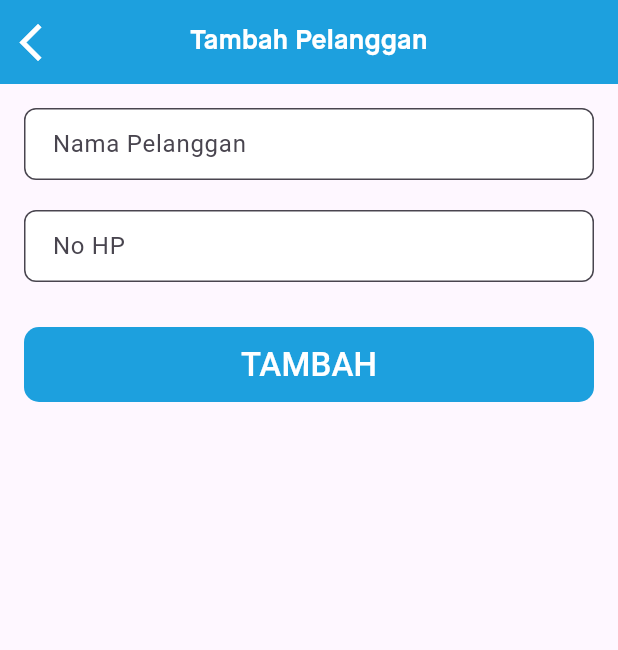
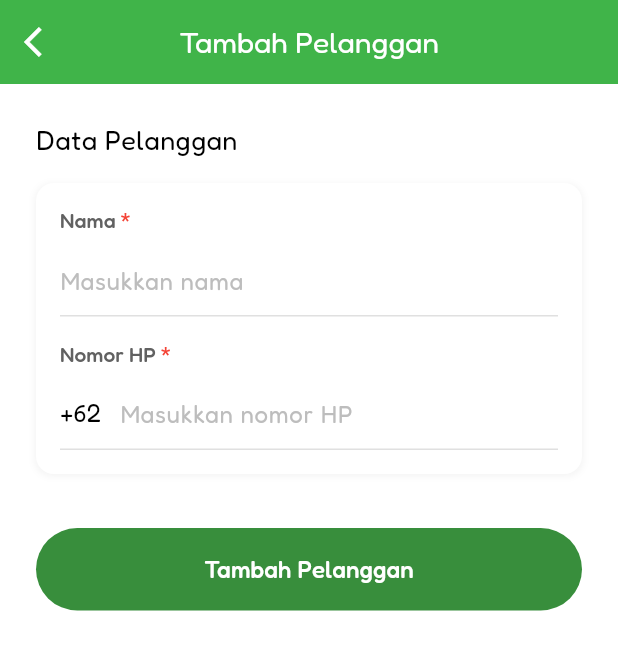
Before and after one commit to 3BCode/moda_android, a Flutter app: the PelangganAdd screen opened directly with empty values, on a phone screen of 412 x 824 dp. Shown: the top 650 px of the screen. Run offline on Flutter 3.47's test engine with Material 3 defaults, Android fonts, the phone set to English and light mode, and no system bars; our stand-ins replace flutter_typeahead, google_fonts, loading_animation_widget, lottie, shared_preferences; accounts and stored records are empty.

Commit message:
fix: pelanggan

```diff
--- a/lib/network/network.dart
+++ b/lib/network/network.dart
@@ -24,6 +24,18 @@ class NetworkURL {
 
   static String getPelanggan(int page) {
     return '$baseURL/penumpang?page=$page';
+  }
+
+  static String pelangganAdd() {
+    return "$baseURL/pelanggan/store";
+  }
+
+  static String pelangganEdit() {
+    return "$baseURL/pelanggan/update";
+  }
+
+  static String pelangganDelete() {
+    return "$baseURL/pelanggan/destroy";
   }
 
   static String getTiket(int page) {
@@ -124,18 +136,6 @@ class NetworkURL {
     return "$baseURL/pelanggan.php?adminid=$adminid";
   }
 
-  static String pelangganAdd() {
-    return "$baseURL/pelanggan_add.php";
-  }
-
-  static String pelangganEdit() {
-    return "$baseURL/pelanggan_edit.php";
-  }
-
-  static String pelangganDelete() {
-    return "$baseURL/pelanggan_delete.php";
-  }
-
   static String tiketGet(String adminid) {
     return "$baseURL/tiket.php?adminid=$adminid";
   }
--- a/lib/screen/pemilik_loket/pelanggan/pelanggan_add.dart
+++ b/lib/screen/pemilik_loket/pelanggan/pelanggan_add.dart
@@ -1,10 +1,8 @@
-import 'dart:convert';
-
 import 'package:flutter/material.dart';
+import 'package:google_fonts/google_fonts.dart';
 import 'package:moda/components/app_color.dart';
-import 'package:moda/network/network.dart';
-import 'package:shared_preferences/shared_preferences.dart';
-import 'package:http/http.dart' as http;
+import 'package:moda/model/pelanggan_model.dart';
+import 'package:moda/service/api_pelanggan_service.dart';
 
 class PelangganAdd extends StatefulWidget {
   final VoidCallback reload;
@@ -15,229 +13,147 @@ class PelangganAdd extends StatefulWidget {
 }
 
 class _PelangganAddState extends State<PelangganAdd> {
-  String adminid = "";
+  final _formKey = GlobalKey<FormState>();
+  final TextEditingController _nmPenumpangController = TextEditingController();
+  final TextEditingController _noHpController = TextEditingController();
 
-  getPref() async {
-    SharedPreferences preferences = await SharedPreferences.getInstance();
-    int? adminidValue = preferences.getInt("id");
+  bool isLoading = false;
 
+  void _submitForm() async {
+    if (_formKey.currentState!.validate()) {
       setState(() {
-      adminid = adminidValue?.toString() ?? "";
+        isLoading = true;
       });
-    print(adminid);
+      final newPelanggan = PelangganModel(
+        nmPenumpang: _nmPenumpangController.text,
+        noHp: _noHpController.text,
+      );
+      try {
+        final response =
+            await ApiPelangganService().createPelanggan(newPelanggan);
+        setState(() {
+          isLoading = false;
+        });
+        widget.reload();
+        if (!mounted) return;
+        _showSuccessDialog(response['meta']['message']);
+      } catch (e) {
+        print('Error : $e');
+        setState(() {
+          isLoading = false;
+        });
+        if (!mounted) return;
+        _showErrorDialog('$e');
       }
-
-  final _key = GlobalKey<FormState>();
-  TextEditingController namaController = TextEditingController();
-  TextEditingController noHPController = TextEditingController();
-
-  cek() {
-    if (_key.currentState!.validate()) {
-      _key.currentState!.save();
-      submit();
     }
   }
 
-  submit() async {
-    showDialog(
-      context: context,
-      barrierDismissible: false,
-      builder: (BuildContext context) {
-        return const PopScope(
-          child: AlertDialog(
-            title: Text('Processing..'),
-            content: Column(
-              mainAxisSize: MainAxisSize.min,
-              children: <Widget>[
-                CircularProgressIndicator(),
-                SizedBox(
-                  height: 16,
-                ),
-                Text("Please wait...")
-              ],
-            ),
-          ),
-        );
-      },
-    );
-
-    var uri = Uri.parse(NetworkURL.pelangganAdd());
-    var request = http.MultipartRequest("POST", uri);
-
-    request.fields['adminid'] = adminid;
-    request.fields['nama'] = namaController.text.trim();
-    request.fields['noHP'] = noHPController.text.trim();
-
-    var response = await request.send();
-    response.stream.transform(utf8.decoder).listen((a) {
-      final data = jsonDecode(a);
-      int value = data['value'];
-      String message = data['message'];
-      if (value == 1) {
-         if (!mounted) return;
-        Navigator.pop(context);
-        showDialog(
-            context: context,
-            builder: (context) {
-              return AlertDialog(
-                title: const Text("Information"),
-                content: Text(message),
-                actions: <Widget>[
-                  OutlinedButton(
-                    style: OutlinedButton.styleFrom(
-                      shape: const StadiumBorder(),
-                      side: const BorderSide(
-                        width: 2,
-                        color: Colors.green,
-                      ),
-                    ),
-                    onPressed: () {
-                      Navigator.pop(context);
-                      setState(() {
-                        Navigator.pop(context);
-                        widget.reload();
-                      });
-                    },
-                    child: const Text(
-                      "Ok",
-                      style: TextStyle(color: Colors.black),
-                      textAlign: TextAlign.center,
-                    ),
-                  )
-                ],
-              );
-            });
-      } else {
-         if (!mounted) return;
-        Navigator.pop(context);
-        showDialog(
-          context: context,
-          builder: (context) {
-            return AlertDialog(
-              title: const Text("Warning"),
-              content: Text(message),
-              actions: <Widget>[
-                OutlinedButton(
-                  style: OutlinedButton.styleFrom(
-                    shape: const StadiumBorder(),
-                    side: const BorderSide(
-                      width: 2,
-                      color: Colors.red,
-                    ),
-                  ),
-                  onPressed: () => Navigator.pop(context),
-                  child: const Text(
-                    "Ok",
-                    style: TextStyle(color: Colors.black),
-                    textAlign: TextAlign.center,
-                  ),
-                )
-              ],
-            );
-          },
-        );
-      }
-    });
+  void _showSuccessDialog(String message) {
+    // Existing success dialog implementation
   }
 
-  @override
-  void initState() {
-    super.initState();
-    getPref();
+  void _showErrorDialog(String message) {
+    // Existing error dialog implementation
   }
 
   @override
   Widget build(BuildContext context) {
     return Scaffold(
+      backgroundColor: AppColor.putih,
       appBar: AppBar(
-        title: const Text(
+        title: Text(
           "Tambah Pelanggan",
-          style: TextStyle(
-            fontSize: 18.0,
+          style: GoogleFonts.fredoka(
+            fontSize: 20.0,
             color: AppColor.putih,
-            fontFamily: 'MaisonNeue',
           ),
         ),
         centerTitle: true,
-        backgroundColor: AppColor.all,
-        leading: GestureDetector(
-          child: const Icon(
-            Icons.arrow_back_ios,
-            color: AppColor.putih,
-            size: 30,
-          ),
-          onTap: () {
-            Navigator.pop(context);
-          },
+        backgroundColor: AppColor.backgroundColor,
+        elevation: 0,
+        leading: IconButton(
+          icon: const Icon(Icons.arrow_back_ios, color: AppColor.putih),
+          onPressed: () => Navigator.pop(context),
         ),
       ),
-      body: SingleChildScrollView(
-        padding: const EdgeInsets.all(16.0),
+      body: SafeArea(
+        child: SingleChildScrollView(
+          child: Padding(
+            padding: const EdgeInsets.all(24.0),
             child: Form(
-          key: _key,
+              key: _formKey,
               child: Column(
                 crossAxisAlignment: CrossAxisAlignment.stretch,
                 children: [
-              TextFormField(
-                validator: (e) {
-                  if (e == null || e.isEmpty) {
-                    return "Masukkan nama pelanggan";
-                  }
-                  return null;
-                },
-                controller: namaController,
-                decoration: InputDecoration(
-                  labelText: "Nama Pelanggan",
-                  filled: true,
-                  fillColor: Colors.white,
-                  errorStyle: const TextStyle(color: Colors.red),
-                  border: OutlineInputBorder(
-                    borderRadius: BorderRadius.circular(8),
-                  ),
-                  contentPadding: const EdgeInsets.symmetric(
-                    vertical: 12,
-                    horizontal: 15,
-                  ),
-                  isDense: true,
-                ),
-                textCapitalization: TextCapitalization.words,
-              ),
-              const SizedBox(height: 20),
-              TextFormField(
-                validator: (e) {
-                  if (e == null || e.isEmpty) {
-                    return "Masukkan no HP";
-                  }
-                  return null;
-                },
-                controller: noHPController,
-                keyboardType: TextInputType.number,
-                decoration: InputDecoration(
-                  labelText: "No HP",
-                  filled: true,
-                  fillColor: Colors.white,
-                  errorStyle: const TextStyle(color: Colors.red),
-                  border: OutlineInputBorder(
-                    borderRadius: BorderRadius.circular(8),
-                  ),
-                  contentPadding:
-                      const EdgeInsets.symmetric(vertical: 12, horizontal: 15),
-                  isDense: true,
+                  Text(
+                    "Data Pelanggan",
+                    style: GoogleFonts.fredoka(
+                      fontSize: 18,
+                      color: AppColor.black,
                     ),
                   ),
-              const SizedBox(height: 30),
-              Material(
-                borderRadius: BorderRadius.circular(10),
-                color: AppColor.all,
-                child: MaterialButton(
-                  minWidth: double.infinity,
-                  height: 50,
-                  onPressed: () {
-                    cek();
-                  },
-                  child: const Text(
-                    'TAMBAH',
-                    style: TextStyle(fontSize: 22.0, color: Colors.white),
+                  const SizedBox(height: 16),
+                  Container(
+                    decoration: BoxDecoration(
+                      color: Colors.white,
+                      borderRadius: BorderRadius.circular(12),
+                      boxShadow: [
+                        BoxShadow(
+                          color: Colors.grey.withOpacity(0.1),
+                          spreadRadius: 1,
+                          blurRadius: 3,
+                          offset: const Offset(0, 1),
+                        ),
+                      ],
+                    ),
+                    child: Padding(
+                      padding: const EdgeInsets.all(16.0),
+                      child: Column(
+                        children: [
+                          _buildTextField(
+                            controller: _nmPenumpangController,
+                            labelText: "Nama",
+                            hintText: "Masukkan nama",
+                            isRequired: true,
+                          ),
+                          const SizedBox(height: 16),
+                          _buildTextField(
+                            controller: _noHpController,
+                            labelText: "Nomor HP",
+                            hintText: "Masukkan nomor HP",
+                            isRequired: true,
+                            prefix: "+62 ",
+                            keyboardType: TextInputType.phone,
+                          ),
+                        ],
+                      ),
+                    ),
+                  ),
+                  const SizedBox(height: 36),
+                  ElevatedButton(
+                    style: ElevatedButton.styleFrom(
+                      backgroundColor: AppColor.buttonColor,
+                      foregroundColor: AppColor.putih,
+                      shape: RoundedRectangleBorder(
+                        borderRadius: BorderRadius.circular(30),
+                      ),
+                      padding: const EdgeInsets.symmetric(vertical: 16),
+                      elevation: 0,
+                    ),
+                    onPressed: isLoading ? null : _submitForm,
+                    child: isLoading
+                        ? const SizedBox(
+                            width: 20,
+                            height: 20,
+                            child: CircularProgressIndicator(
+                              color: AppColor.putih,
+                              strokeWidth: 2,
+                            ),
+                          )
+                        : Text(
+                            'Tambah Pelanggan',
+                            style: GoogleFonts.fredoka(
+                              fontSize: 16,
                             ),
                           ),
                   ),
@@ -245,6 +161,89 @@ class _PelangganAddState extends State<PelangganAdd> {
               ),
             ),
           ),
+        ),
+      ),
+    );
+  }
+
+  Widget _buildTextField({
+    required TextEditingController controller,
+    required String labelText,
+    required String hintText,
+    bool isRequired = false,
+    String? prefix,
+    TextInputType keyboardType = TextInputType.text,
+  }) {
+    return Column(
+      crossAxisAlignment: CrossAxisAlignment.start,
+      children: [
+        RichText(
+          text: TextSpan(
+            text: labelText,
+            style: GoogleFonts.fredoka(
+              fontSize: 14,
+              fontWeight: FontWeight.w500,
+              color: Colors.grey[700],
+            ),
+            children: isRequired
+                ? [
+                    const TextSpan(
+                      text: ' *',
+                      style: TextStyle(color: Colors.red),
+                    )
+                  ]
+                : null,
+          ),
+        ),
+        const SizedBox(height: 8),
+        Stack(
+          alignment: Alignment.centerLeft,
+          children: [
+            if (prefix != null)
+              Positioned(
+                left: 0,
+                child: Text(
+                  prefix,
+                  style: GoogleFonts.fredoka(
+                    color: AppColor.black,
+                    fontSize: 16,
+                  ),
+                ),
+              ),
+            TextFormField(
+              controller: controller,
+              keyboardType: keyboardType,
+              style: GoogleFonts.fredoka(color: AppColor.black, fontSize: 16),
+              decoration: InputDecoration(
+                hintText: hintText,
+                hintStyle:
+                    GoogleFonts.fredoka(color: Colors.grey[400], fontSize: 16),
+                border: UnderlineInputBorder(
+                  borderSide: BorderSide(color: Colors.grey[300]!),
+                ),
+                enabledBorder: UnderlineInputBorder(
+                  borderSide: BorderSide(color: Colors.grey[300]!),
+                ),
+                focusedBorder: const UnderlineInputBorder(
+                  borderSide: BorderSide(color: AppColor.accentColor),
+                ),
+                contentPadding: EdgeInsets.only(
+                  left: prefix != null ? 40 : 0,
+                  bottom: 8,
+                  top: 8,
+                ),
+                filled: false,
+              ),
+              validator: (value) {
+                if (isRequired && (value == null || value.isEmpty)) {
+                  return 'Field ini wajib diisi';
+                }
+                return null;
+              },
+            ),
+          ],
+        ),
+      ],
     );
   }
 }
```
Also changed, not shown: lib/service/api_pelanggan_service.dart (+26 -0 lines). Lines whose indentation alone changed are shown as unchanged.
